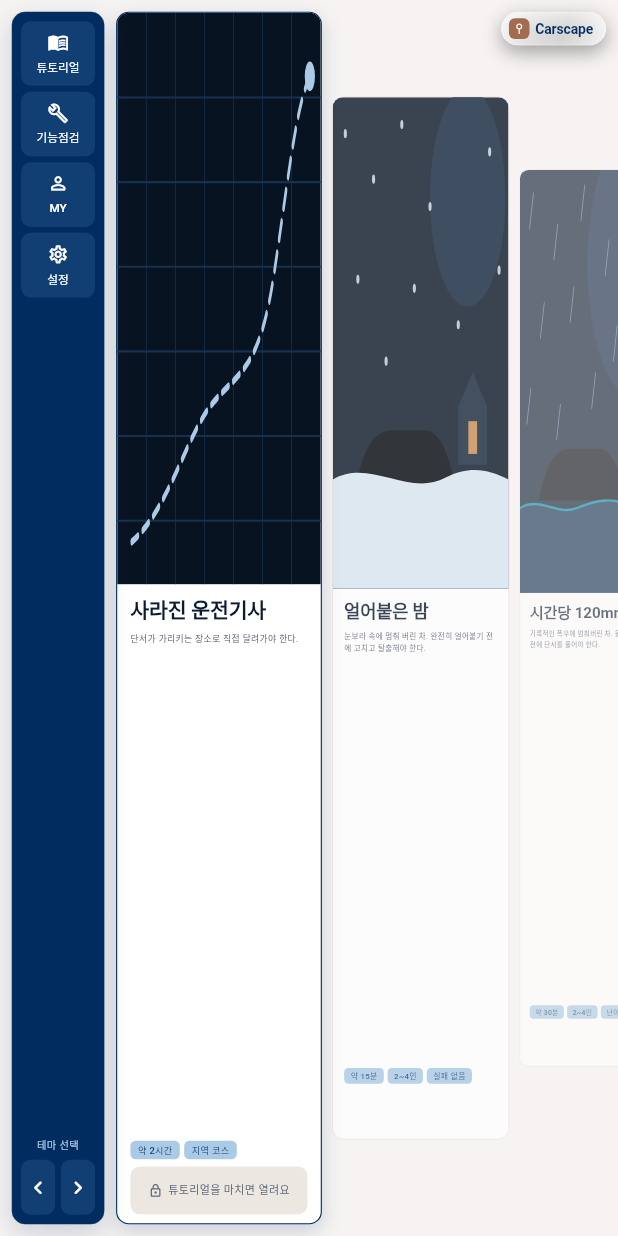
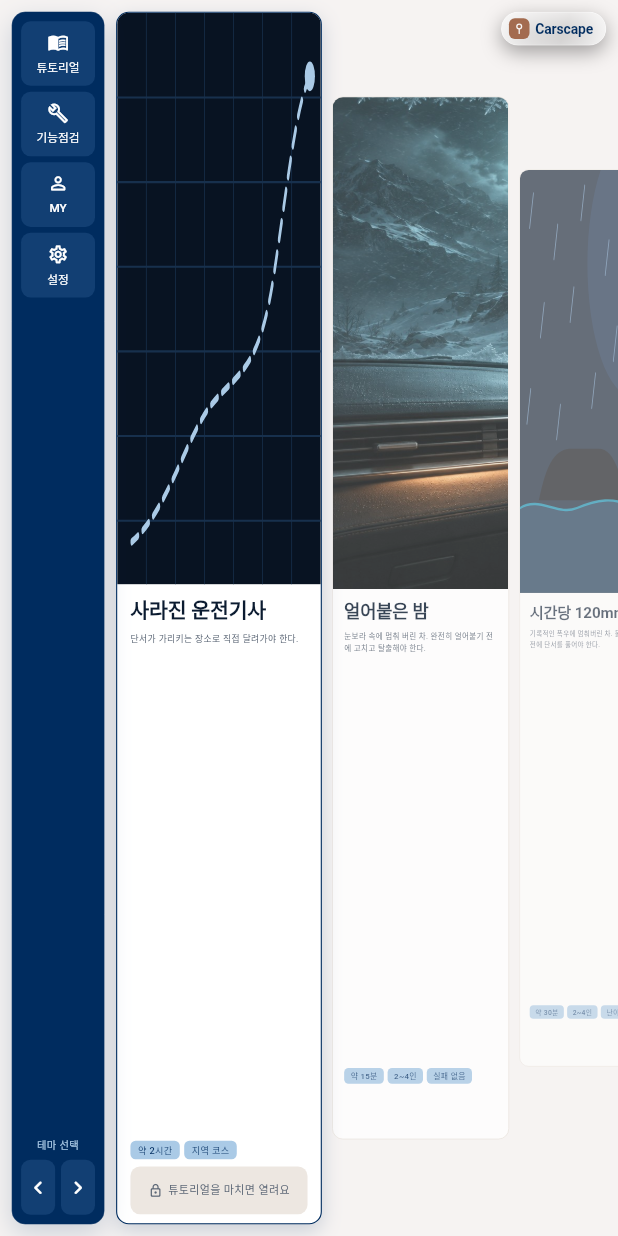
Before and after one commit to yjw2115/carscape, a Flutter app: the screen it shows after launch, after a tap on the "chevron left" icon, on a phone screen of 412 x 824 dp. Run offline on Flutter 3.47's test engine with Material 3 defaults, Android fonts, the phone set to English and light mode, and no system bars; our stand-ins replace audioplayers, shared_preferences; Roboto replaces fonts that are missing (Pretendard).

Commit message:
feat(home): 얼어붙은 밤 카드에 스토리 시작 화면과 같은 사진 사용
- EscapeTheme에 photo(이미지 에셋) 추가. photo가 있으면 카드 위쪽에 그림 대신 사진을 보여준다
- 얼어붙은 밤 카드: 직접 그린 눈 그림 → 스토리 첫 화면의 cabin.jpg
- 쓰지 않게 된 ThemeArt.frozenNight와 그 그림 코드 삭제

Co-Authored-By: Claude Opus 5.5 <noreply@anthropic.com>

```diff
--- a/lib/features/home/domain/escape_theme.dart
+++ b/lib/features/home/domain/escape_theme.dart
@@ -1,5 +1,5 @@
 /// Illustration drawn at the top of a theme card.
-enum ThemeArt { frozenNight, downpour, parkingLot, missingDriver }
+enum ThemeArt { downpour, parkingLot, missingDriver }
 
 /// A playable escape theme shown on the home carousel.
 class EscapeTheme {
@@ -8,8 +8,9 @@ class EscapeTheme {
     required this.title,
     required this.description,
     required this.chips,
-    required this.art,
-  });
+    this.art,
+    this.photo,
+  }) : assert(art != null || photo != null);
 
   final String id;
   final String title;
@@ -17,7 +18,12 @@ class EscapeTheme {
 
   /// Short facts shown above the start button, e.g. play time and players.
   final List<String> chips;
-  final ThemeArt art;
+
+  /// Drawn illustration for the card top, used when there is no [photo].
+  final ThemeArt? art;
+
+  /// Image asset for the card top, e.g. the story's own opening scene.
+  final String? photo;
 }
 
 /// Story id of "얼어붙은 밤", also used as its record key.
@@ -32,7 +38,8 @@ const escapeThemes = <EscapeTheme>[
     title: '얼어붙은 밤',
     description: '눈보라 속에 멈춰 버린 차. 완전히 얼어붙기 전에 고치고 탈출해야 한다.',
     chips: ['약 15분', '2~4인', '실패 없음'],
-    art: ThemeArt.frozenNight,
+    // Same image as the story's opening screen (frozenNightCabin).
+    photo: 'assets/frozen_night/art/cabin.jpg',
   ),
   EscapeTheme(
     id: 'case01',
--- a/lib/features/home/presentation/theme_art.dart
+++ b/lib/features/home/presentation/theme_art.dart
@@ -14,8 +14,6 @@ class ThemeArtPainter extends CustomPainter {
     canvas.save();
     canvas.scale(size.width / _design.width, size.height / _design.height);
     switch (art) {
-      case ThemeArt.frozenNight:
-        _frozenNight(canvas);
       case ThemeArt.downpour:
         _downpour(canvas);
       case ThemeArt.parkingLot:
@@ -95,69 +93,6 @@ class ThemeArtPainter extends CustomPainter {
       Paint()..color = const Color(0xFF0A2A47),
     );
     canvas.drawPath(surface, _stroke(const Color(0xB300AAD2), 3));
-  }
-
-  void _frozenNight(Canvas canvas) {
-    canvas.drawRect(
-      Offset.zero & _design,
-      Paint()..color = const Color(0xFF0C1828),
-    );
-    canvas.drawCircle(
-      const Offset(430, 110),
-      120,
-      Paint()..color = const Color(0xFF13263D),
-    );
-    final snow = Paint()..color = const Color(0xCCE8F1F8);
-    const flakes = [
-      Offset(40, 40),
-      Offset(130, 90),
-      Offset(220, 30),
-      Offset(310, 120),
-      Offset(500, 60),
-      Offset(80, 200),
-      Offset(260, 210),
-      Offset(400, 250),
-      Offset(530, 190),
-      Offset(170, 290),
-      Offset(470, 330),
-    ];
-    for (final f in flakes) {
-      canvas.drawCircle(f, 5, snow);
-    }
-    // Shelter with a warm window, far on the right.
-    canvas.drawPath(
-      Path()
-        ..moveTo(400, 404)
-        ..lineTo(400, 340)
-        ..lineTo(446, 302)
-        ..lineTo(492, 340)
-        ..lineTo(492, 404)
-        ..close(),
-      Paint()..color = const Color(0xFF16283C),
-    );
-    canvas.drawRect(
-      const Rect.fromLTWH(432, 356, 28, 36),
-      Paint()..color = const Color(0xCCF2A65A),
-    );
-    canvas.drawPath(
-      Path()
-        ..moveTo(70, 432)
-        ..cubicTo(96, 388, 126, 368, 182, 366)
-        ..lineTo(292, 366)
-        ..cubicTo(340, 366, 370, 390, 392, 432)
-        ..close(),
-      Paint()..color = const Color(0xFF02060C),
-    );
-    canvas.drawPath(
-      Path()
-        ..moveTo(0, 420)
-        ..cubicTo(120, 396, 240, 440, 360, 418)
-        ..cubicTo(440, 404, 500, 410, 560, 420)
-        ..lineTo(560, 540)
-        ..lineTo(0, 540)
-        ..close(),
-      Paint()..color = const Color(0xFFD9E6F0),
-    );
   }
 
   void _parkingLot(Canvas canvas) {
--- a/lib/features/home/presentation/theme_card.dart
+++ b/lib/features/home/presentation/theme_card.dart
@@ -61,7 +61,13 @@ class ThemeCard extends StatelessWidget {
           children: [
             SizedBox(
               height: size.height * 540 / 1146,
-              child: CustomPaint(painter: ThemeArtPainter(theme.art)),
+              child: theme.photo != null
+                  ? Image.asset(
+                      theme.photo!,
+                      fit: BoxFit.cover,
+                      excludeFromSemantics: true,
+                    )
+                  : CustomPaint(painter: ThemeArtPainter(theme.art!)),
             ),
             Expanded(
               child: Padding(
```
